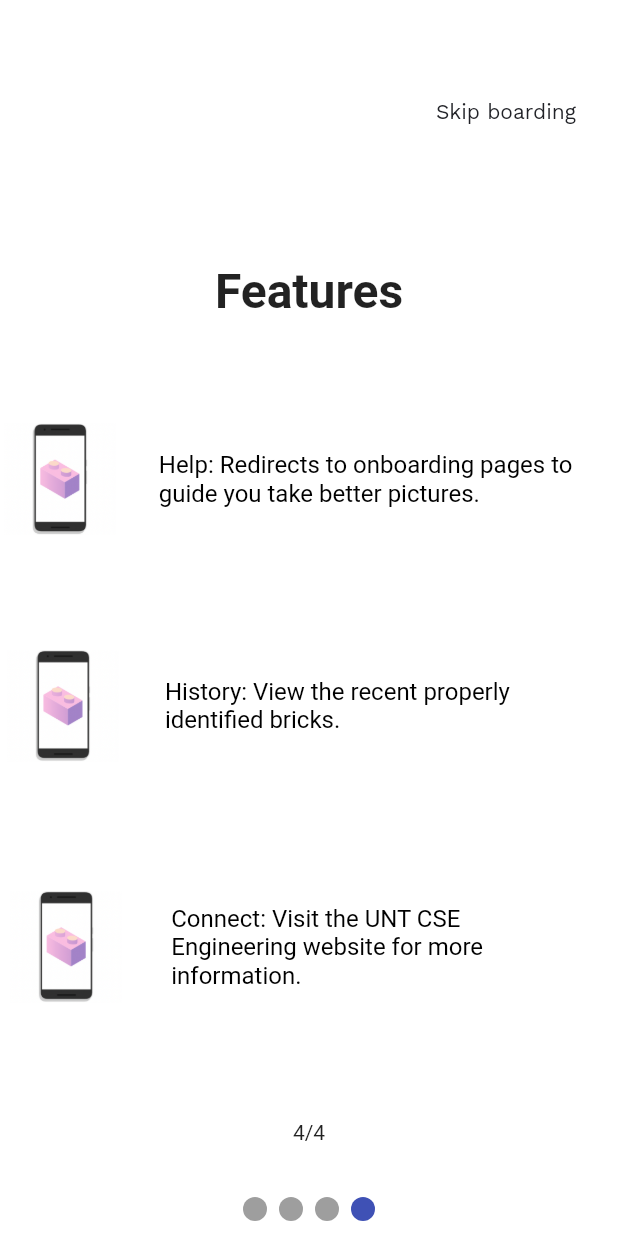
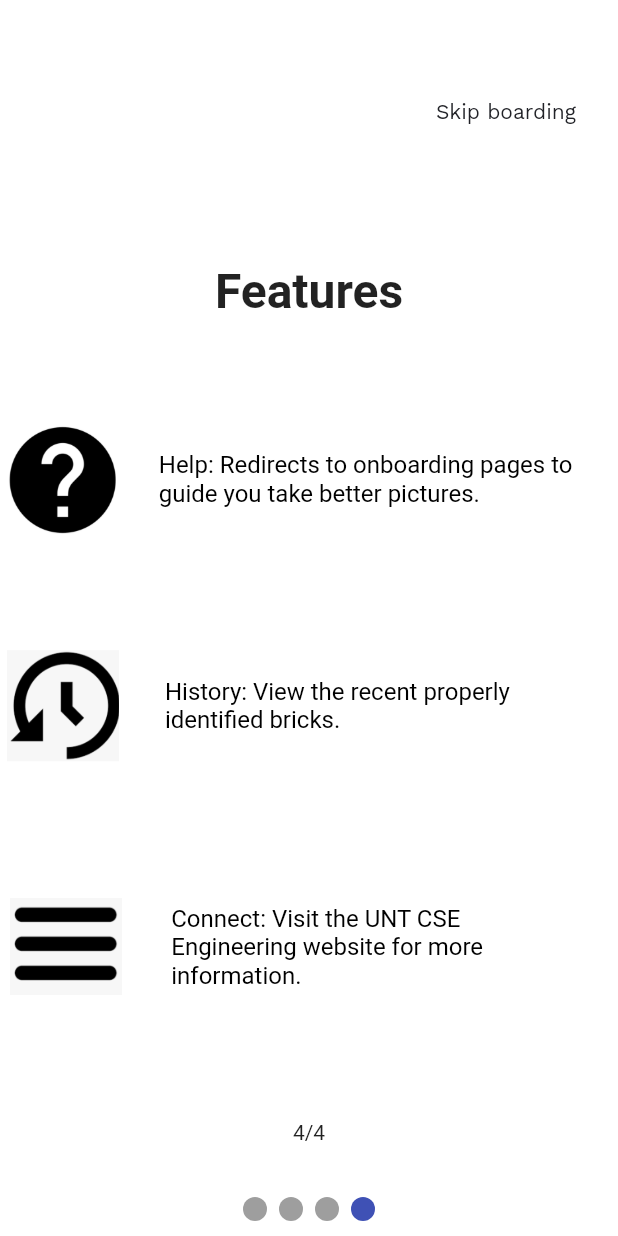
Before and after one commit to maxcelant/Capstone-4901, a Flutter app: the screen it shows after launch, swiped to page 4, on a phone screen of 412 x 824 dp. Run offline on Flutter 3.47's test engine with Material 2 defaults, Android fonts, the phone set to English and light mode, and no system bars; drawn by our look-alikes of smooth_page_indicator; our stand-ins replace image_cropper, image_picker, palette_generator; missing offline and left inert: image_pixels, tflite_flutter, tflite_flutter_helper; Roboto replaces fonts that are missing (Roboto Mono).

```diff
--- a/lib/components/on_boarding.dart
+++ b/lib/components/on_boarding.dart
@@ -176,7 +176,7 @@ class OnBoarding extends StatelessWidget {
         margin: const EdgeInsets.all(1.0),
         padding: const EdgeInsets.all(1.0),
         child: Image.asset(
-          'assets/center.png',
+          'assets/help.png',
           height: 75,
           width: 75,
         ),
@@ -199,7 +199,7 @@ class OnBoarding extends StatelessWidget {
         margin: const EdgeInsets.all(1.0),
         padding: const EdgeInsets.all(1.0),
         child: Image.asset(
-          'assets/center.png',
+          'assets/history.png',
           height: 75,
           width: 75,
         ),
@@ -222,7 +222,7 @@ class OnBoarding extends StatelessWidget {
         margin: const EdgeInsets.all(1.0),
         padding: const EdgeInsets.all(1.0),
         child: Image.asset(
-          'assets/center.png',
+          'assets/menu.png',
           height: 75,
           width: 75,
         ),
```
Also changed, not shown: assets/help.png (added), assets/history.png (added), assets/menu.png (added).
